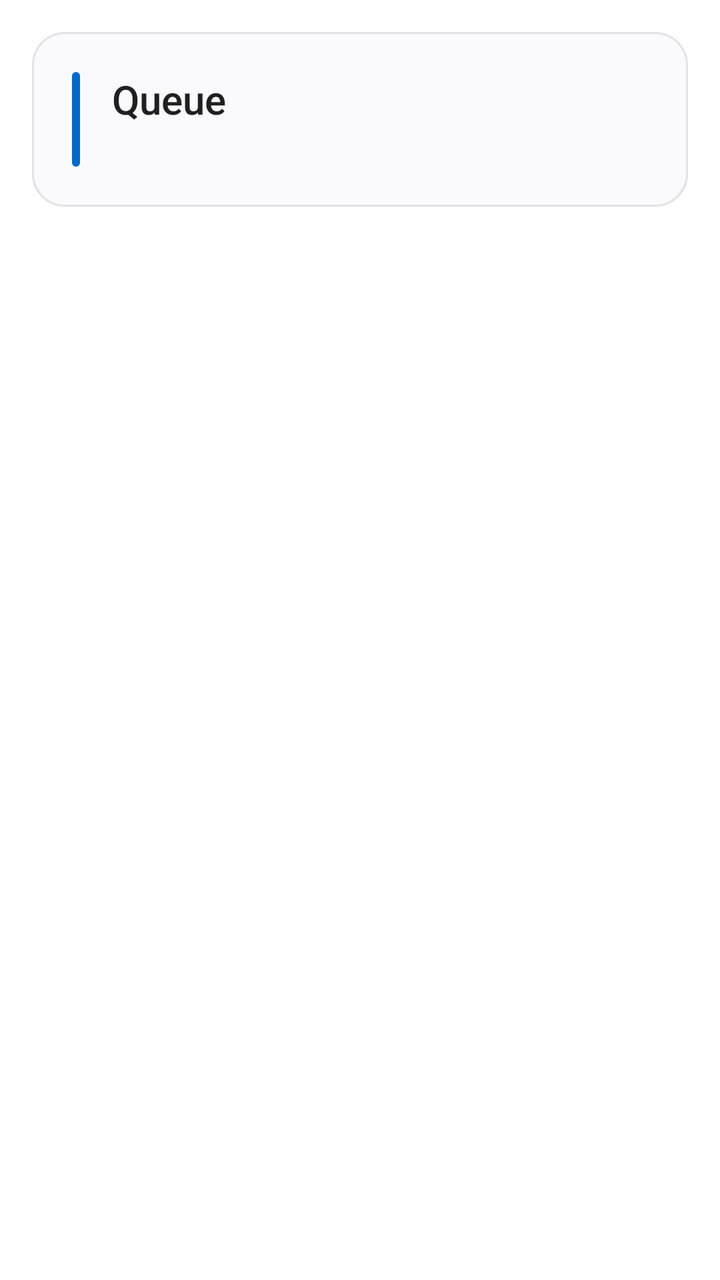
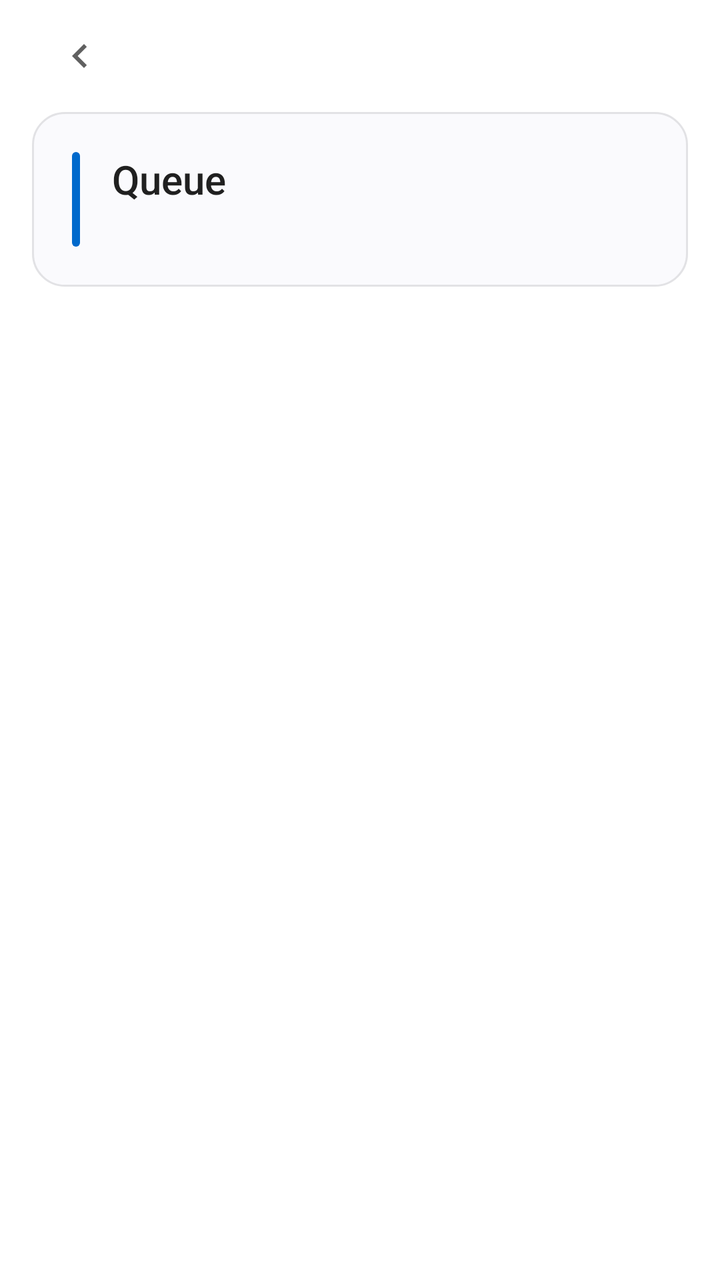

Compare the two renders of this Android layout. The source of the first and the diff that turns it into the second are given below.
<!-- AndroidManifest.xml: application theme Theme.UpnpCast -->
<!-- res/layout/activity_queue.xml -->
<?xml version="1.0" encoding="utf-8"?>
<LinearLayout xmlns:android="http://schemas.android.com/apk/res/android"
    android:layout_width="match_parent"
    android:layout_height="match_parent"
    android:fitsSystemWindows="true"
    android:orientation="vertical">

    
    <LinearLayout
        style="@style/Card"
        android:layout_marginHorizontal="16dp"
        android:layout_marginTop="16dp"
        android:clipToPadding="false">

        <LinearLayout
            android:layout_width="match_parent"
            android:layout_height="wrap_content"
            android:layout_marginEnd="-20dp"
            android:gravity="center_vertical"
            android:orientation="horizontal">

            <View
                android:layout_width="4dp"
                android:layout_height="match_parent"
                android:background="@drawable/bar" />

            <LinearLayout
                android:layout_width="0dp"
                android:layout_height="wrap_content"
                android:layout_marginStart="16dp"
                android:layout_weight="1"
                android:orientation="vertical">

                <TextView
                    style="@style/Title"
                    android:text="@string/queue" />

                <TextView
                    android:id="@+id/summary"
                    style="@style/Summary" />
            </LinearLayout>

            <TextView
                android:id="@+id/clear"
                android:layout_width="wrap_content"
                android:layout_height="wrap_content"
                android:layout_marginEnd="12dp"
                android:background="@drawable/press"
                android:fontFamily="sans-serif-medium"
                android:padding="8dp"
                android:text="@string/clear_queue"
                android:textColor="@color/accent_text"
                android:textSize="15sp"
                android:visibility="gone" />
        </LinearLayout>
    </LinearLayout>

    <ListView
        android:id="@+id/list"
        android:layout_width="match_parent"
        android:layout_height="0dp"
        android:layout_marginHorizontal="16dp"
        android:layout_weight="1"
        android:clipToPadding="false"
        android:divider="@android:color/transparent"
        android:dividerHeight="8dp"
        android:listSelector="@android:color/transparent"
        android:paddingVertical="16dp"
        android:scrollbars="none" />

    <include layout="@layout/player" />
</LinearLayout>
<!-- res/layout/player.xml (included above) -->
<?xml version="1.0" encoding="utf-8"?>
<LinearLayout xmlns:android="http://schemas.android.com/apk/res/android"
    android:id="@+id/player"
    style="@style/Card"
    android:layout_marginHorizontal="16dp"
    android:layout_marginBottom="16dp"
    android:clipChildren="false"
    android:clipToPadding="false"
    android:visibility="gone">

    <LinearLayout
        android:layout_width="match_parent"
        android:layout_height="wrap_content"
        android:gravity="center_vertical"
        android:orientation="horizontal">

        <ImageView
            android:id="@+id/player_art"
            android:layout_width="48dp"
            android:layout_height="48dp"
            android:background="@drawable/tile"
            android:clipToOutline="true"
            android:importantForAccessibility="no"
            android:scaleType="centerCrop" />

        <LinearLayout
            android:layout_width="0dp"
            android:layout_height="wrap_content"
            android:layout_marginHorizontal="16dp"
            android:layout_weight="1"
            android:orientation="vertical">

            
            <TextView
                android:id="@+id/player_title"
                android:layout_width="match_parent"
                android:layout_height="wrap_content"
                android:ellipsize="end"
                android:fadingEdgeLength="16dp"
                android:fontFamily="sans-serif-medium"
                android:maxLines="1"
                android:textColor="@color/text"
                android:textSize="17sp" />

            <TextView
                android:id="@+id/player_meta"
                android:layout_width="match_parent"
                android:layout_height="wrap_content"
                android:ellipsize="end"
                android:maxLines="1"
                android:textColor="@color/text2"
                android:textSize="14sp" />
        </LinearLayout>

        <ImageView
            android:id="@+id/player_toggle"
            android:layout_width="48dp"
            android:layout_height="48dp"
            android:background="@drawable/circle"
            android:clickable="true"
            android:contentDescription="@string/play"
            android:focusable="true"
            android:padding="12dp"
            android:src="@drawable/ic_play" />
    </LinearLayout>

    
    <LinearLayout
        android:layout_width="match_parent"
        android:layout_height="wrap_content"
        android:layout_marginTop="8.7dp"
        android:layout_marginBottom="-11dp"
        android:gravity="center_vertical"
        android:orientation="horizontal">

        <ImageView
            android:id="@+id/player_mute"
            android:layout_width="40dp"
            android:layout_height="40dp"
            android:layout_marginStart="-11dp"
            android:background="@drawable/control"
            android:contentDescription="@string/mute"
            android:padding="8dp"
            android:src="@drawable/ic_volume" />

        <SeekBar
            android:id="@+id/player_volume"
            android:layout_width="0dp"
            android:layout_height="wrap_content"
            android:layout_weight="1"
            android:contentDescription="@string/volume"
            android:max="100"
            android:progressBackgroundTint="@color/text2"
            android:progressTint="@color/accent"
            android:thumbTint="@color/accent" />

        
        <TextView
            android:id="@+id/player_level"
            android:layout_width="48dp"
            android:layout_height="wrap_content"
            android:gravity="center"
            android:textColor="@color/text2"
            android:textSize="15sp" />
    </LinearLayout>
</LinearLayout>
<!-- resources referenced by this layout -->
<resources>
  <color name="accent">#FF0069CC</color>
  <color name="accent_text">#FF0069CC</color>
  <color name="text">#FF202020</color>
  <color name="text2">#FF606060</color>
  <!-- drawable bar (drawable) -->
  <shape xmlns:android="http://schemas.android.com/apk/res/android"
      android:shape="rectangle">
      <solid android:color="@color/accent" />
      <corners android:radius="2dp" />
  </shape>
  <!-- drawable circle (drawable) -->
  <ripple xmlns:android="http://schemas.android.com/apk/res/android"
      android:color="@color/ripple">
      <item>
          <shape android:shape="oval">
              <solid android:color="@color/accent" />
          </shape>
      </item>
  </ripple>
  <!-- drawable control (drawable) -->
  <ripple xmlns:android="http://schemas.android.com/apk/res/android"
      android:color="?android:attr/colorControlHighlight"
      android:radius="20dp" />
  <!-- drawable ic_play (drawable) -->
  <vector xmlns:android="http://schemas.android.com/apk/res/android"
      android:width="24dp"
      android:height="24dp"
      android:viewportWidth="24"
      android:viewportHeight="24">
      <path
          android:fillColor="@color/on_accent"
          android:pathData="M8,5v14l11,-7z" />
  </vector>
  <!-- drawable tile (drawable) -->
  <shape xmlns:android="http://schemas.android.com/apk/res/android"
      android:shape="rectangle">
      <solid android:color="@color/divider" />
      <corners android:radius="8dp" />
  </shape>
  <string name="clear_queue">Clear queue</string>
  <string name="mute">Mute</string>
  <string name="play">Play</string>
  <string name="queue">Queue</string>
  <string name="volume">Volume</string>
  <style name="Card">
          <item name="android:layout_width">match_parent</item>
          <item name="android:layout_height">wrap_content</item>
          <item name="android:background">@drawable/card</item>
          <item name="android:orientation">vertical</item>
          <item name="android:padding">20dp</item>
      </style>
  <style name="Summary">
          <item name="android:layout_width">wrap_content</item>
          <item name="android:layout_height">wrap_content</item>
          <item name="android:textColor">@color/text2</item>
          <item name="android:textSize">15sp</item>
      </style>
  <style name="Title">
          <item name="android:layout_width">wrap_content</item>
          <item name="android:layout_height">wrap_content</item>
          <item name="android:fontFamily">sans-serif-medium</item>
          <item name="android:textColor">@color/text</item>
          <item name="android:textSize">20sp</item>
      </style>
  <color name="ripple">#33FFFFFF</color>
  <color name="on_accent">#FFFFFFFF</color>
  <color name="divider">#FFE2E2E5</color>
  <!-- drawable card (drawable) -->
  <shape xmlns:android="http://schemas.android.com/apk/res/android"
      android:shape="rectangle">
      <solid android:color="@color/card" />
      <stroke
          android:width="1dp"
          android:color="@color/divider" />
      <corners android:radius="16dp" />
  </shape>
  <color name="bg">#FFFFFFFF</color>
  <color name="card">#FFFAFAFD</color>
  <!-- unchanged entries left out for length: 3 -->
</resources>

<!-- the commit's change to res/layout/activity_queue.xml (unified diff, before → after) -->
@@ -6,10 +6,22 @@
     android:orientation="vertical">
 
     
+    <ImageView
+        android:id="@+id/back"
+        android:layout_width="56dp"
+        android:layout_height="40dp"
+        android:layout_marginStart="12dp"
+        android:layout_marginTop="8dp"
+        android:background="@drawable/control"
+        android:contentDescription="@string/back"
+        android:scaleType="center"
+        android:src="@drawable/ic_back" />
+
+    
     <LinearLayout
         style="@style/Card"
         android:layout_marginHorizontal="16dp"
-        android:layout_marginTop="16dp"
+        android:layout_marginTop="8dp"
         android:clipToPadding="false">
 
         <LinearLayout
@@ -75,6 +87,7 @@
 <LinearLayout xmlns:android="http://schemas.android.com/apk/res/android"
     android:id="@+id/player"
     style="@style/Card"
+    android:background="@drawable/player_card"
     android:layout_marginHorizontal="16dp"
     android:layout_marginBottom="16dp"
     android:clipChildren="false"
<!-- resource entries referenced after the edit -->
@@ -23,6 +23,17 @@
   <ripple xmlns:android="http://schemas.android.com/apk/res/android"
       android:color="?android:attr/colorControlHighlight"
       android:radius="20dp" />
+  <!-- drawable ic_back (drawable) -->
+  <?xml version="1.0" encoding="utf-8"?>
+  <vector xmlns:android="http://schemas.android.com/apk/res/android"
+      android:width="24dp"
+      android:height="24dp"
+      android:viewportWidth="24"
+      android:viewportHeight="24">
+      <path
+          android:fillColor="@color/text2"
+          android:pathData="M15.41,7.41L14,6l-6,6 6,6 1.41,-1.41L10.83,12z" />
+  </vector>
   <!-- drawable ic_play (drawable) -->
   <vector xmlns:android="http://schemas.android.com/apk/res/android"
       android:width="24dp"
@@ -33,12 +44,23 @@
           android:fillColor="@color/on_accent"
           android:pathData="M8,5v14l11,-7z" />
   </vector>
+  <!-- drawable player_card (drawable) -->
+  <?xml version="1.0" encoding="utf-8"?>
+  <shape xmlns:android="http://schemas.android.com/apk/res/android"
+      android:shape="rectangle">
+      <solid android:color="@color/card" />
+      <stroke
+          android:width="1.5dp"
+          android:color="@color/player_edge" />
+      <corners android:radius="16dp" />
+  </shape>
   <!-- drawable tile (drawable) -->
   <shape xmlns:android="http://schemas.android.com/apk/res/android"
       android:shape="rectangle">
       <solid android:color="@color/divider" />
       <corners android:radius="8dp" />
   </shape>
+  <string name="back">Back</string>
   <string name="clear_queue">Clear queue</string>
   <string name="mute">Mute</string>
   <string name="play">Play</string>
@@ -78,6 +100,7 @@
   </shape>
   <color name="bg">#FFFFFFFF</color>
   <color name="card">#FFFAFAFD</color>
+  <color name="player_edge">#FFBCBCBE</color>
   <!-- unchanged entries left out for length: 3 -->
 </resources>
 
